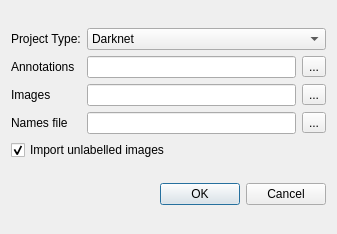
Old version of the form src/importdialog.ui in the repository jveitchmichaelis/deeplabel.
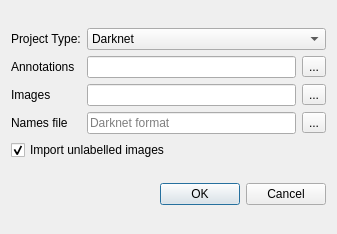
New version of the form.

Patch:
```diff
--- a/src/importdialog.ui
+++ b/src/importdialog.ui
@@ -52,6 +52,9 @@
        <property name="enabled">
         <bool>true</bool>
        </property>
+       <property name="placeholderText">
+        <string>Darknet format</string>
+       </property>
       </widget>
      </item>
      <item row="1" column="1">
```
Left out of the diff: 3 changed lines with no effect on the pictures.
